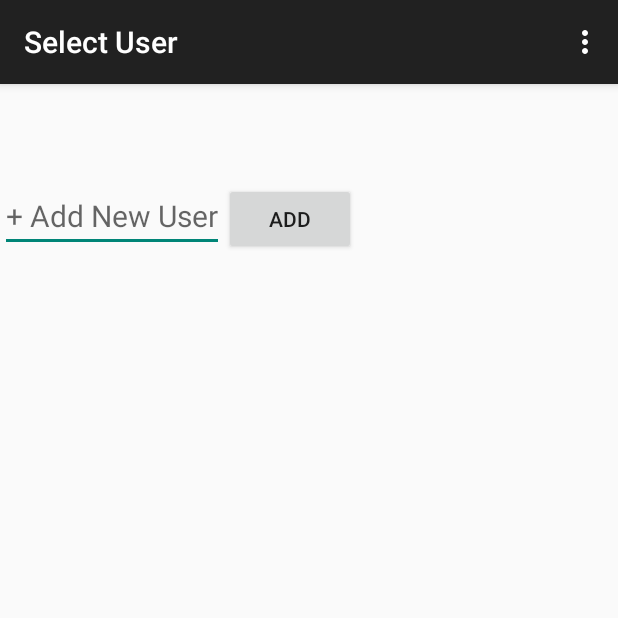
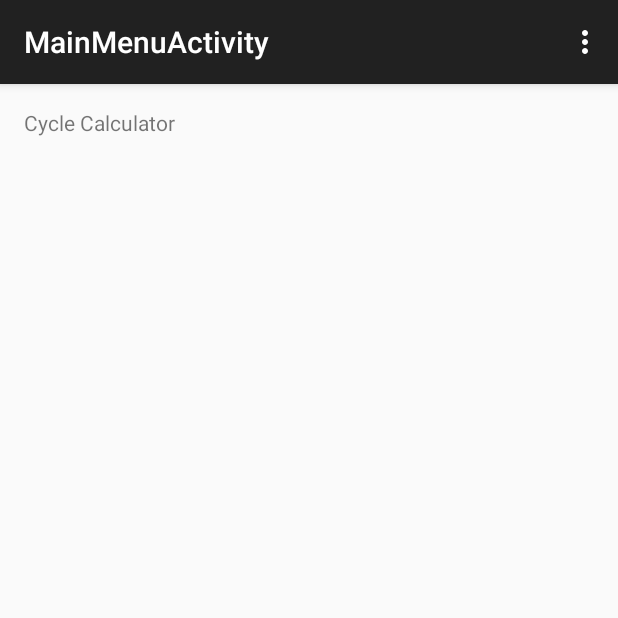
Before and after one commit to darwinswalters/Lifting2, an Android app: the screen it shows after launch (SelectUserActivity before the commit, MainMenuActivity after it), in the options menu, after a tap on "Settings", on a phone screen of 412 x 824 dp, the top half of it. Run offline under Robolectric (Android 15) with nearby library versions, the phone set to English and light mode, and no system bars.

Commit message:
Added Main Menu and ability to navigate to Cycle Calculator

```diff
--- a/Lifting2/app/build.gradle
+++ b/Lifting2/app/build.gradle
@@ -17,9 +17,23 @@ android {
             proguardFiles getDefaultProguardFile('proguard-android.txt'), 'proguard-rules.pro'
         }
     }
+
+    // tell Android studio that the instrumentTest source set is located in the unit test source set
+    sourceSets {
+        instrumentTest.setRoot('src/test')
+    }
 }
 
 dependencies {
     compile fileTree(dir: 'libs', include: ['*.jar'])
     compile 'com.android.support:appcompat-v7:22.2.0'
+    testCompile "org.robolectric:robolectric:3.0"
+
+    // Unit testing dependencies
+    testCompile 'junit:junit:4.12'
+    // Set this dependency if you want to use Mockito
+    testCompile 'org.mockito:mockito-core:1.10.19'
+    // Set this dependency if you want to use Hamcrest matching
+    androidTestCompile 'org.hamcrest:hamcrest-library:1.1'
+
 }
--- a/Lifting2/app/src/main/AndroidManifest.xml
+++ b/Lifting2/app/src/main/AndroidManifest.xml
@@ -10,12 +10,7 @@
         <activity
             android:name=".SelectUserActivity"
             android:label="@string/select_user"
-            android:windowSoftInputMode="stateAlwaysHidden">
-            <intent-filter>
-                <action android:name="android.intent.action.MAIN" />
-
-                <category android:name="android.intent.category.LAUNCHER" />
-            </intent-filter>
+            android:windowSoftInputMode="stateAlwaysHidden" >
         </activity>
         <activity
             android:name=".CycleDisplayActivity"
@@ -25,6 +20,14 @@
             android:name=".CalculateCycleActivity"
             android:label="@string/title_activity_calculate_cycle" >
         </activity>
+        <activity
+            android:name=".MainMenuActivity"
+            android:label="@string/title_activity_main_menu" >
+            <intent-filter>
+                <action android:name="android.intent.action.MAIN" />
+                <category android:name="android.intent.category.LAUNCHER" />
+            </intent-filter>
+        </activity>
     </application>
 
 </manifest>
--- /dev/null
+++ b/Lifting2/app/src/main/java/com/example/walter16/lifting2/MainMenuActivity.java
@@ -0,0 +1,47 @@
+package com.example.walter16.lifting2;
+
+import android.support.v7.app.AppCompatActivity;
+import android.os.Bundle;
+import android.view.Menu;
+import android.view.MenuItem;
+
+import static com.example.walter16.lifting2.R.id.container;
+
+public class MainMenuActivity extends AppCompatActivity {
+
+    @Override
+    protected void onCreate(Bundle savedInstanceState) {
+        super.onCreate(savedInstanceState);
+        setContentView(R.layout.activity_main_menu);
+
+        if (savedInstanceState == null) {
+            getFragmentManager().beginTransaction()
+                    .add(container, new MainMenuFragment())
+                    .commit();
+        }
+
+        // load the fragment
+    }
+
+    @Override
+    public boolean onCreateOptionsMenu(Menu menu) {
+        // Inflate the menu; this adds items to the action bar if it is present.
+        getMenuInflater().inflate(R.menu.menu_main_menu, menu);
+        return true;
+    }
+
+    @Override
+    public boolean onOptionsItemSelected(MenuItem item) {
+        // Handle action bar item clicks here. The action bar will
+        // automatically handle clicks on the Home/Up button, so long
+        // as you specify a parent activity in AndroidManifest.xml.
+        int id = item.getItemId();
+
+        //noinspection SimplifiableIfStatement
+        if (id == R.id.action_settings) {
+            return true;
+        }
+
+        return super.onOptionsItemSelected(item);
+    }
+}
--- /dev/null
+++ b/Lifting2/app/src/main/java/com/example/walter16/lifting2/MainMenuFragment.java
@@ -0,0 +1,92 @@
+package com.example.walter16.lifting2;
+
+import android.app.Fragment;
+import android.content.Intent;
+import android.os.AsyncTask;
+import android.os.Bundle;
+import android.view.LayoutInflater;
+import android.view.View;
+import android.view.ViewGroup;
+import android.widget.AdapterView;
+import android.widget.ArrayAdapter;
+import android.widget.ListView;
+
+import static com.example.walter16.lifting2.R.id.list_item_main_menu_textview;
+
+
+public class MainMenuFragment extends Fragment {
+
+    private ListView mainMenuListView;
+
+
+
+    private String[] mainMenuListItemText = {
+      "Cycle Calculator"
+    };
+
+    @Override
+    public void onCreate(Bundle savedInstanceState) {
+        super.onCreate(savedInstanceState);
+
+        }
+
+
+
+    private void createMainMenuList() {
+
+        ArrayAdapter<String> mainMenuAdapter = new ArrayAdapter<String>(getActivity(),
+                R.layout.list_item_main_menu, list_item_main_menu_textview);
+
+        for(String currentMainMenuItem : mainMenuListItemText)
+            mainMenuAdapter.add(currentMainMenuItem);
+
+
+        ListView mainMenuListView = (ListView) getActivity().findViewById(R.id.main_menu_list_view);
+        mainMenuListView.setAdapter(mainMenuAdapter);
+
+        mainMenuListView.setOnItemClickListener(new AdapterView.OnItemClickListener() {
+            @Override
+            public void onItemClick(AdapterView<?> parent, View view, int position, long id) {
+
+
+                Intent cycleCalcIntent = new Intent(getActivity(), CalculateCycleActivity.class);
+                startActivity(cycleCalcIntent);
+
+            }
+        });
+
+    }
+
+
+    @Override
+    public View onCreateView(LayoutInflater inflater, ViewGroup container,
+                             Bundle savedInstanceState) {
+        // Inflate the layout for this fragment
+
+        LoadMainMenu loadMainMenu = new LoadMainMenu();
+        loadMainMenu.execute();
+
+        mainMenuListView = (ListView) getActivity().findViewById(R.id.main_menu_list_view);
+
+        // Listen for when user clicks on cycleCalculator text view
+
+        return inflater.inflate(R.layout.fragment_main_menu, container, false);
+    }
+
+    private class LoadMainMenu extends AsyncTask<Void, Void, Void> {
+
+        @Override
+        protected Void doInBackground(Void...params) {
+            return null;
+        }
+
+        @Override
+        protected void onPostExecute(Void result) {
+            createMainMenuList();
+
+        }
+    }
+
+
+
+}
--- a/Lifting2/app/src/main/java/com/example/walter16/lifting2/SelectUserActivity.java
+++ b/Lifting2/app/src/main/java/com/example/walter16/lifting2/SelectUserActivity.java
@@ -134,6 +134,11 @@ public class SelectUserActivity extends AppCompatActivity {
         }
     }
 
+    // start an activity for a specific user if a name on the list is clicked
+    // we will have to retrieve the name from sharedpreferences or the text
+
+
+
     private void setUserListView(ListView userListView, ArrayAdapter<String> userListViewAdapter,
                                  int list_item_select_user, int user_name_text, ArrayList<String> userArrayList) {
 
--- /dev/null
+++ b/Lifting2/app/src/main/res/layout/activity_main_menu.xml
@@ -0,0 +1,12 @@
+<FrameLayout xmlns:android="http://schemas.android.com/apk/res/android"
+    xmlns:tools="http://schemas.android.com/tools" android:layout_width="match_parent"
+    android:layout_height="match_parent" android:paddingLeft="@dimen/activity_horizontal_margin"
+    android:id="@+id/container"
+    android:paddingRight="@dimen/activity_horizontal_margin"
+    android:paddingTop="@dimen/activity_vertical_margin"
+    android:paddingBottom="@dimen/activity_vertical_margin"
+    tools:context="com.example.walter16.lifting2.MainMenuActivity">
+
+
+
+</FrameLayout>
--- /dev/null
+++ b/Lifting2/app/src/main/res/layout/fragment_main_menu.xml
@@ -0,0 +1,24 @@
+<FrameLayout xmlns:android="http://schemas.android.com/apk/res/android"
+    xmlns:tools="http://schemas.android.com/tools" android:layout_width="match_parent"
+    android:layout_height="match_parent"
+    tools:context="com.example.walter16.lifting2.MainMenuFragment">
+
+    <!-- TODO: Update blank fragment layout -->
+
+    <ListView
+        android:layout_width="match_parent"
+        android:layout_height="wrap_content"
+        android:id="@+id/main_menu_list_view">
+    </ListView>
+
+</FrameLayout>
+
+
+
+<!--
+<TextView
+android:layout_height="wrap_content"
+android:layout_width="wrap_content"
+android:text="@string/cycle_calculator_select"
+android:id="@+id/one_rm_calculator" />
+-->
--- /dev/null
+++ b/Lifting2/app/src/main/res/layout/list_item_main_menu.xml
@@ -0,0 +1,6 @@
+<?xml version="1.0" encoding="utf-8"?>
+<TextView xmlns:android="http://schemas.android.com/apk/res/android"
+    android:layout_width="match_parent" android:layout_height="match_parent"
+    android:id="@+id/list_item_main_menu_textview">
+
+</TextView>
--- /dev/null
+++ b/Lifting2/app/src/main/res/menu/menu_main_menu.xml
@@ -0,0 +1,7 @@
+<menu xmlns:android="http://schemas.android.com/apk/res/android"
+    xmlns:app="http://schemas.android.com/apk/res-auto"
+    xmlns:tools="http://schemas.android.com/tools"
+    tools:context="com.example.walter16.lifting2.MainMenuActivity">
+    <item android:id="@+id/action_settings" android:title="@string/action_settings"
+        android:orderInCategory="100" app:showAsAction="never" />
+</menu>
--- a/Lifting2/app/src/main/res/values/strings.xml
+++ b/Lifting2/app/src/main/res/values/strings.xml
@@ -10,4 +10,9 @@
     <string name="add_new_user">+ Add New User</string>
     <string name="add_user_button_text">Add</string>
     <string name="select_user">Select User</string>
+    <string name="cycle_calculator_select">Calculate Cycle</string>
+
+<!-- TODO: Remove or change this placeholder text -->
+    <string name="hello_blank_fragment">Hello blank fragment</string>
+    <string name="title_activity_main_menu">MainMenuActivity</string>
 </resources>
```
Also changed, not shown: 4 other files.
